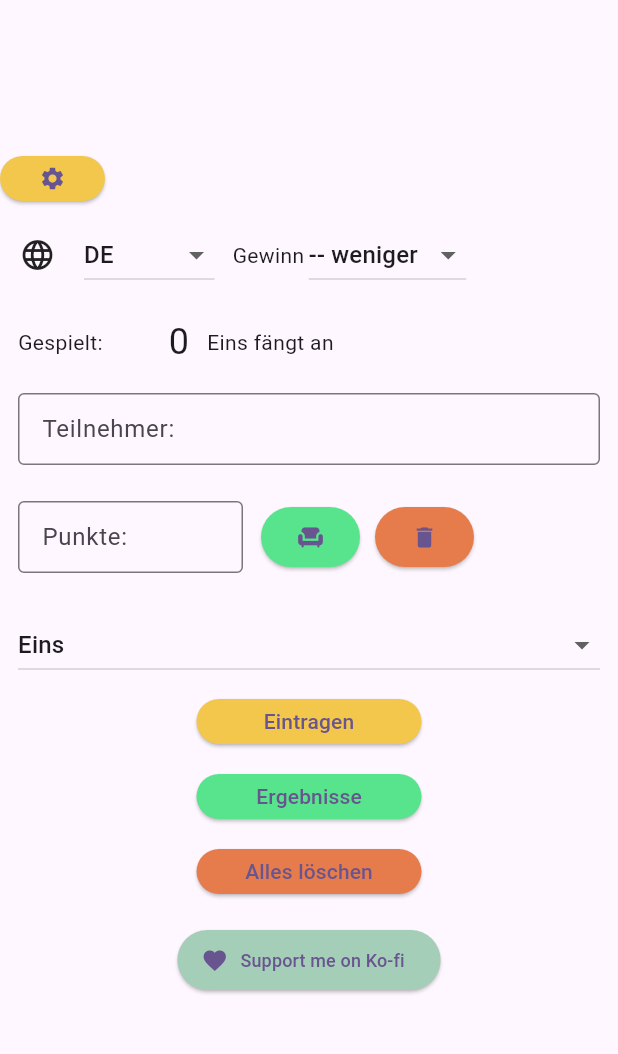
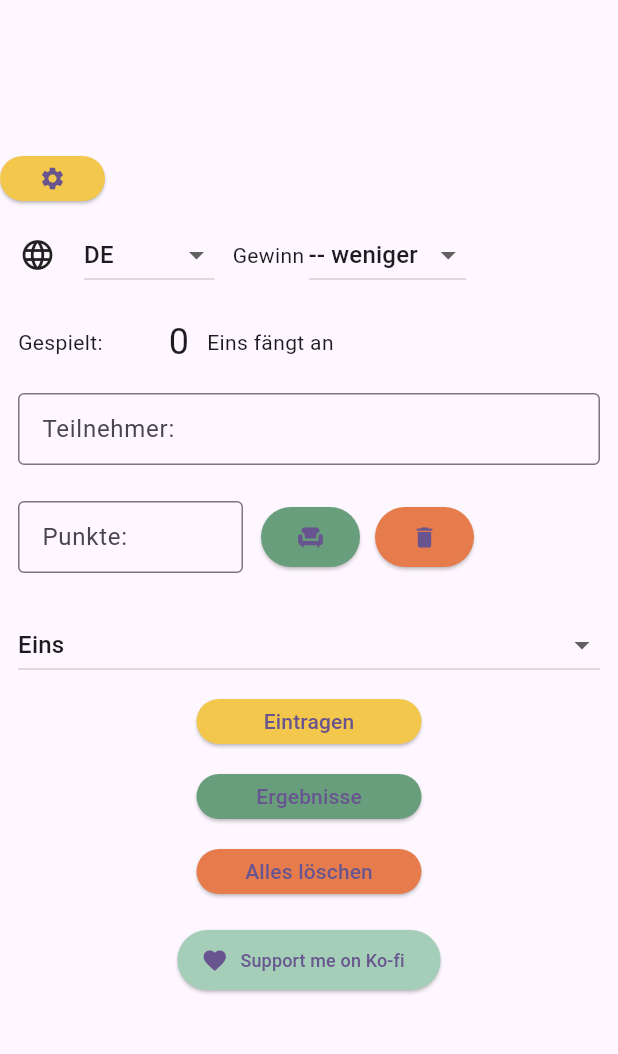
Before and after one commit to DGrothe-PhD/punktspiel, a Flutter app: the screen it shows after launch, on a phone screen of 412 x 824 dp, the part 84-1138 px from its top. Run offline on Flutter 3.47's test engine with Material 3 defaults, Android fonts, the phone set to English and light mode, and no system bars; our stand-ins replace flutter_html, package_info_plus, share_plus, sprintf, swipe_to, widget_and_text_animator; missing offline and left inert: markdown.

Commit message:
dampen green color

```diff
--- a/lib/styles.dart
+++ b/lib/styles.dart
@@ -5,7 +5,7 @@ class Themes{
   static dynamic pumpkin =
     WidgetStateProperty.all<Color>(const Color.fromARGB(255, 230, 124, 75));
   static dynamic green =
-    WidgetStateProperty.all<Color>(const Color.fromARGB(255, 87, 228, 141));
+    WidgetStateProperty.all<Color>(const Color.fromARGB(255, 104, 158, 124));
   static dynamic sunflower =
     WidgetStateProperty.all<Color>(const Color.fromARGB(255, 243, 198, 76));
 }
```
